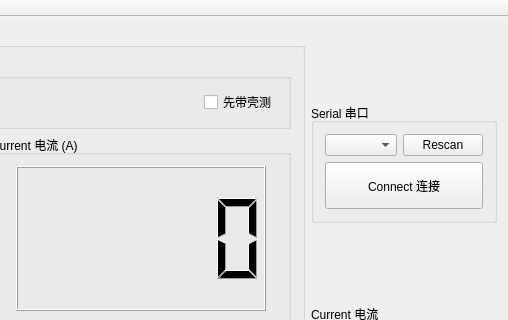
Above: mainwindow.ui from RuanJG/desktopApp before the change; both pictures show x 639 to 1147 and y 0 to 320 of the 1147 by 1026 pixel window. Below: the same form after it.
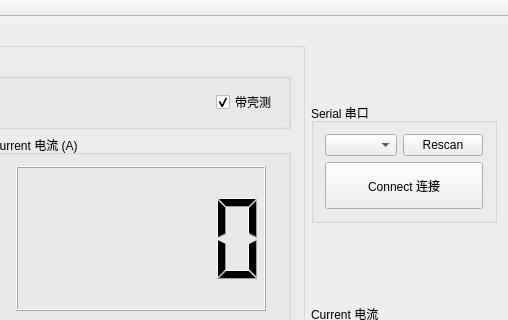
That is the form after the change. Custom widgets are drawn as their Qt base class.

Commit message: Ruan: add static function

Patch:
```diff
--- a/mainwindow.ui
+++ b/mainwindow.ui
@@ -292,7 +292,10 @@
                 <item>
                  <widget class="QCheckBox" name="withSheelCheckBox">
                   <property name="text">
-                   <string>先带壳测</string>
+                   <string>带壳测</string>
+                  </property>
+                  <property name="checked">
+                   <bool>true</bool>
                   </property>
                  </widget>
                 </item>
```
The commit also changes 2 other files.
